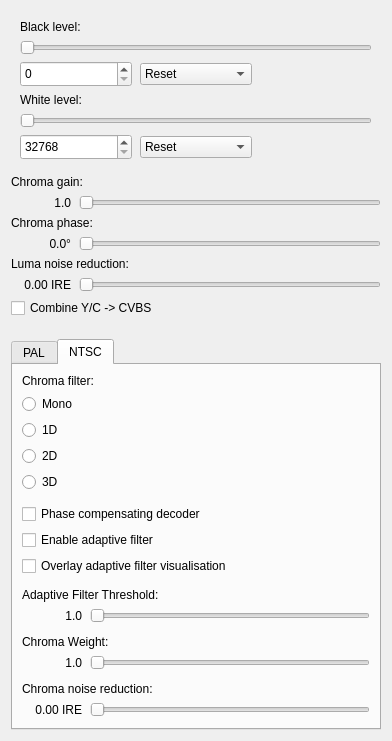
Above: src/ld-analyse/chromadecoderconfigdialog.ui from n00mkrad/tbc-tools before the change. Below: the same form after it.
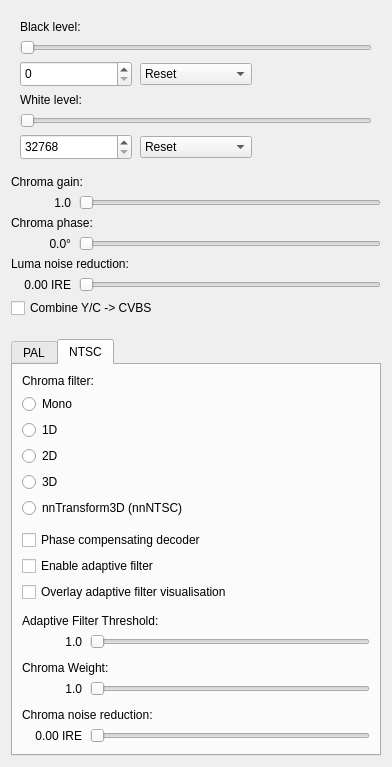
That is the form after the change.

Commit message: Work in progress: nnTransform3D NVIDIA CUDA stabilization

```diff
--- a/src/ld-analyse/chromadecoderconfigdialog.ui
+++ b/src/ld-analyse/chromadecoderconfigdialog.ui
@@ -559,6 +559,16 @@
          </attribute>
         </widget>
        </item>
+       <item>
+        <widget class="QRadioButton" name="ntscFilterNNTransform3DRadioButton">
+         <property name="text">
+          <string>nnTransform3D (nnNTSC)</string>
+         </property>
+         <attribute name="buttonGroup">
+          <string notr="true">ntscFilterButtonGroup</string>
+         </attribute>
+        </widget>
+       </item>
        <item>
         <spacer name="verticalSpacer_9">
          <property name="orientation">
```
The commit also changes 12 other files.
